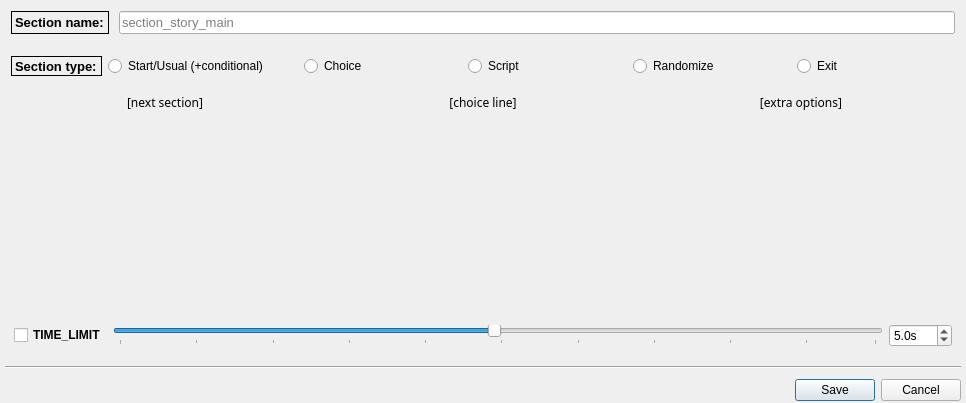
nikich340/W3YmlSceneEditor, file UI/DialogChangeSection.ui: the form before one commit.
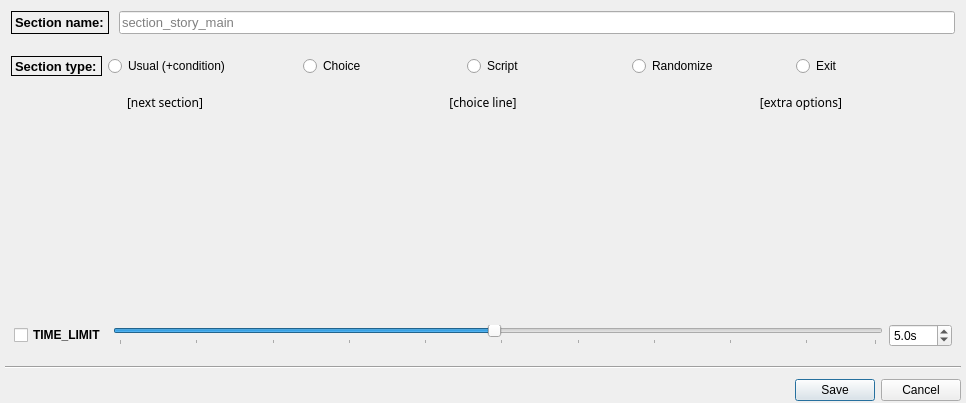
The form after the commit. Custom widgets are drawn as their Qt base class.

What changed in the file:
```diff
--- a/UI/DialogChangeSection.ui
+++ b/UI/DialogChangeSection.ui
@@ -144,7 +144,7 @@
          </sizepolicy>
         </property>
         <property name="text">
-         <string>Start/Usual (+conditional)</string>
+         <string>Usual (+condition)</string>
         </property>
        </widget>
       </item>
```
